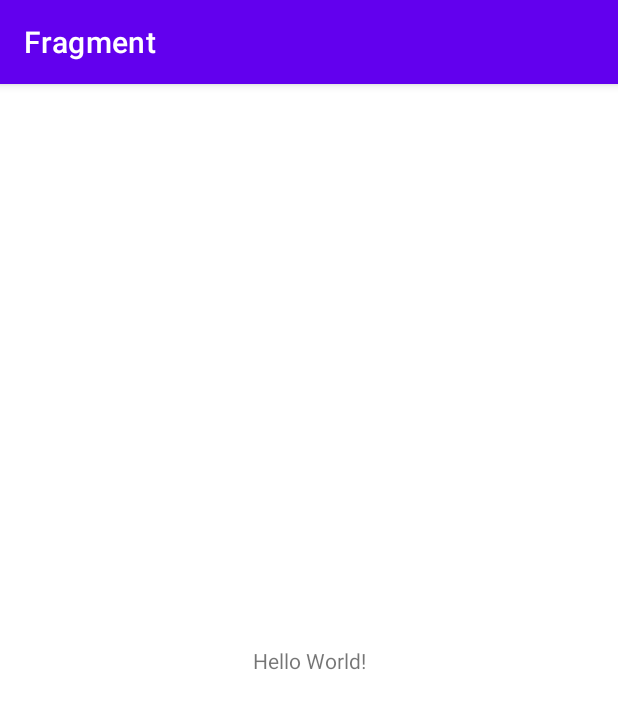
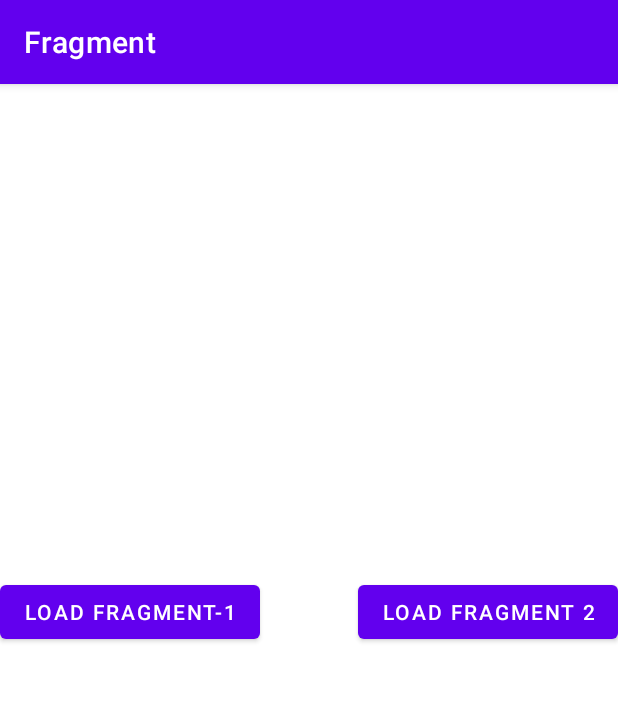
Before and after one commit to kashifisonly1/Mobile_Computing_Progress, an Android app: the screen it shows after launch (MainActivity), on a phone screen of 412 x 824 dp. Shown: the top 709 px of the screen. Run offline under Robolectric (Android 15) with nearby library versions, the phone set to English and light mode, and no system bars.

Commit message:
main layout done

```diff
--- a/Fragment/app/src/main/java/com/example/fragment/MainActivity.java
+++ b/Fragment/app/src/main/java/com/example/fragment/MainActivity.java
@@ -3,6 +3,7 @@ package com.example.fragment;
 import androidx.appcompat.app.AppCompatActivity;
 
 import android.os.Bundle;
+import android.view.View;
 
 public class MainActivity extends AppCompatActivity {
 
@@ -11,4 +12,10 @@ public class MainActivity extends AppCompatActivity {
         super.onCreate(savedInstanceState);
         setContentView(R.layout.activity_main);
     }
+
+    public void LoadFragment1(View view) {
+    }
+
+    public void LoadFragment2(View view) {
+    }
 }
--- a/Fragment/app/src/main/res/layout/activity_main.xml
+++ b/Fragment/app/src/main/res/layout/activity_main.xml
@@ -6,13 +6,24 @@
     android:layout_height="match_parent"
     tools:context=".MainActivity">
 
-    <TextView
+    <Button
+        android:id="@+id/button"
         android:layout_width="wrap_content"
         android:layout_height="wrap_content"
-        android:text="Hello World!"
+        android:onClick="LoadFragment1"
+        android:text="Load Fragment-1"
+        app:layout_constraintStart_toStartOf="parent"
+        app:layout_constraintTop_toTopOf="@+id/button2"></Button>
+
+    <Button
+        android:id="@+id/button2"
+        android:layout_width="wrap_content"
+        android:layout_height="wrap_content"
+        android:onClick="LoadFragment2"
+        android:text="Load Fragment 2"
         app:layout_constraintBottom_toBottomOf="parent"
-        app:layout_constraintLeft_toLeftOf="parent"
-        app:layout_constraintRight_toRightOf="parent"
-        app:layout_constraintTop_toTopOf="parent" />
+        app:layout_constraintEnd_toEndOf="parent"
+        app:layout_constraintTop_toTopOf="parent"
+        app:layout_constraintVertical_bias="0.456"></Button>
 
 </androidx.constraintlayout.widget.ConstraintLayout>
```
